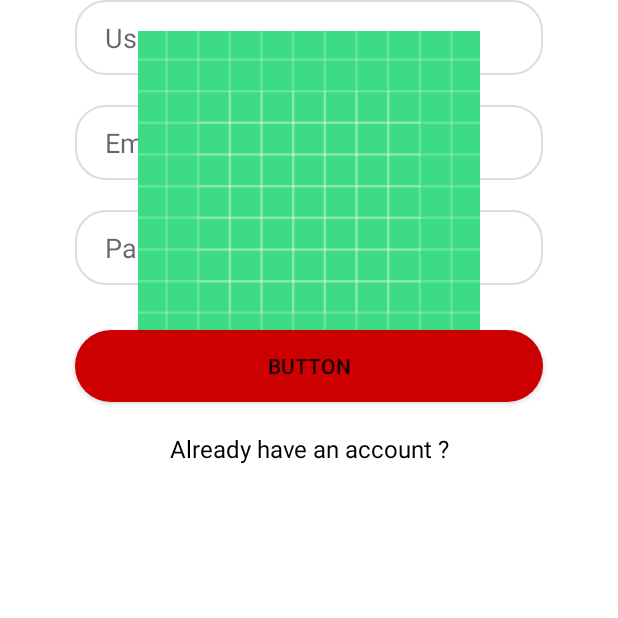
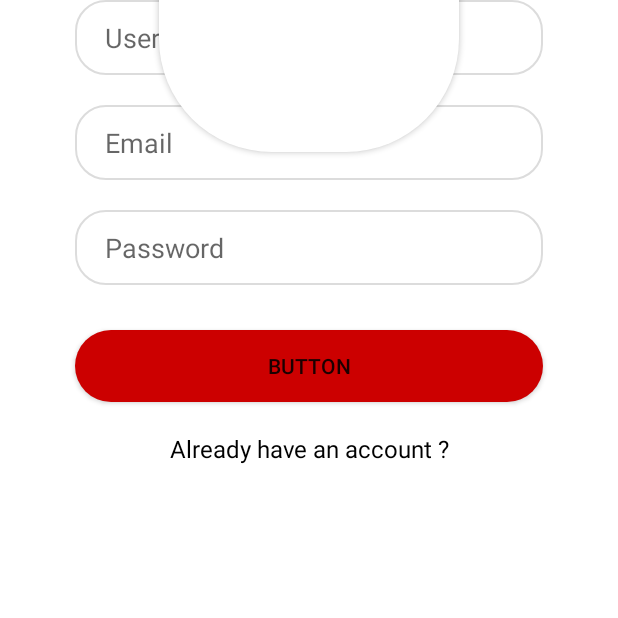
Before and after one commit to sahranurer/ChatApp, an Android app: the screen it shows after launch (MainActivity before the commit, RegisterActivity after it), on a phone screen of 412 x 824 dp, the top half of it. Run offline under Robolectric (Android 15) with nearby library versions, the phone set to English and light mode, and no system bars; our stand-ins replace Firebase (no records; nobody signed in at launch, a user with empty details on screens opened directly).

Commit message:
intro to image operations

```diff
--- a/app/build.gradle
+++ b/app/build.gradle
@@ -50,13 +50,11 @@ dependencies {
     implementation platform('com.google.firebase:firebase-bom:28.4.2')
 
     // When using the BoM, you don't specify versions in Firebase library dependencies
-
+    // Declare the dependency for the Firebase Authentication library
+    // When using the BoM, you don't specify versions in Firebase library dependencies
     // Declare the dependency for the Firebase SDK for Google Analytics
     implementation 'com.google.firebase:firebase-analytics-ktx'
-    // Declare the dependency for the Firebase Authentication library
-    // When using the BoM, you don't specify versions in Firebase library dependencies
-        implementation 'com.google.firebase:firebase-auth-ktx'
-
+    implementation 'com.google.firebase:firebase-auth-ktx'
 
 
 }
--- a/app/src/main/AndroidManifest.xml
+++ b/app/src/main/AndroidManifest.xml
@@ -6,6 +6,7 @@
         android:allowBackup="true"
         android:icon="@mipmap/ic_launcher"
         android:label="@string/app_name"
+        android:requestLegacyExternalStorage="true"
         android:roundIcon="@mipmap/ic_launcher_round"
         android:supportsRtl="true"
         android:theme="@style/Theme.ChatApp">
@@ -13,7 +14,7 @@
             android:name=".LoginActivity"
             android:exported="true" />
         <activity
-            android:name=".MainActivity"
+            android:name=".RegisterActivity"
             android:exported="true">
             <intent-filter>
                 <action android:name="android.intent.action.MAIN" />
--- a/app/src/main/java/com/sahraer/chatapp/MainActivity.kt
+++ b/app/src/main/java/com/sahraer/chatapp/RegisterActivity.kt
@@ -1,43 +1,57 @@
 package com.sahraer.chatapp
 
-import android.Manifest
-import android.content.ContentValues.TAG
+
 import android.content.Intent
-import android.content.pm.PackageManager
-import android.os.Build
+import android.graphics.Bitmap
 import androidx.appcompat.app.AppCompatActivity
 import android.os.Bundle
-import android.provider.MediaStore
 import android.util.Log
 import android.widget.Toast
+import androidx.activity.result.ActivityResultLauncher
 import com.google.firebase.auth.FirebaseAuth
-import com.google.firebase.auth.FirebaseUser
 import com.google.firebase.auth.ktx.auth
 import com.google.firebase.ktx.Firebase
 import com.sahraer.chatapp.databinding.ActivityMainBinding
 
 
-class MainActivity : AppCompatActivity() {
+class RegisterActivity : AppCompatActivity() {
 
     private lateinit var binding: ActivityMainBinding
     private lateinit var auth: FirebaseAuth
+
+
 
     override fun onCreate(savedInstanceState: Bundle?) {
         super.onCreate(savedInstanceState)
         binding = ActivityMainBinding.inflate(layoutInflater)
         val view = binding.root
         setContentView(view)
+
+
+
+
         binding.buttonRegister.setOnClickListener {
             performRegister()
         }
 
+
         binding.alreadyHaveAccountTextView.setOnClickListener {
-            Log.d("MainActivity", "Try to show login activity ")
-            val intent = Intent(this@MainActivity, LoginActivity::class.java)
+            Log.d("RegisterActivity", "Try to show login activity ")
+            val intent = Intent(this@RegisterActivity, LoginActivity::class.java)
             startActivity(intent)
         }
 
-        binding.imageViewSelect.setOnClickListener {
+        binding.buttonSelectImage.setOnClickListener {
+            Log.d("MainActivity","Try to photo selector")
+
+            val intent = Intent(Intent.ACTION_PICK)
+            intent.type = "image/*"
+            startActivityForResult(intent,0)
+
+
+        }
+
+
 
 
 
@@ -45,7 +59,6 @@ class MainActivity : AppCompatActivity() {
 
 
 
-    }
 
 
 
@@ -75,4 +88,6 @@ class MainActivity : AppCompatActivity() {
     }
 
 
+
+
 }
--- /dev/null
+++ b/app/src/main/res/drawable/rounded_select_photo.xml
@@ -0,0 +1,5 @@
+<?xml version="1.0" encoding="utf-8"?>
+<shape xmlns:android="http://schemas.android.com/apk/res/android">
+<solid android:color="@color/white"/>
+    <corners android:radius="75dp" />
+</shape>
--- a/app/src/main/res/layout/activity_main.xml
+++ b/app/src/main/res/layout/activity_main.xml
@@ -4,15 +4,15 @@
     xmlns:tools="http://schemas.android.com/tools"
     android:layout_width="match_parent"
     android:layout_height="match_parent"
-    tools:context=".MainActivity">
+    tools:context=".RegisterActivity">
 
     <EditText
         android:id="@+id/username_edittext_register"
         android:layout_width="0dp"
         android:layout_height="50dp"
         android:layout_marginStart="50dp"
+
         android:layout_marginEnd="50dp"
-
         android:background="@drawable/bg_input"
         android:hint="Username"
         android:inputType="textPersonName"
@@ -20,7 +20,7 @@
         app:layout_constraintEnd_toEndOf="parent"
         app:layout_constraintHorizontal_bias="0.0"
         app:layout_constraintStart_toStartOf="parent"
-        tools:layout_editor_absoluteY="377dp" />
+        tools:layout_editor_absoluteY="376dp" />
 
     <EditText
         android:id="@+id/password_edittext_register"
@@ -76,15 +76,16 @@
         app:layout_constraintStart_toStartOf="@+id/username_edittext_register"
         app:layout_constraintTop_toBottomOf="@+id/username_edittext_register" />
 
-    <ImageView
-        android:id="@+id/imageView_select"
-        android:layout_width="228dp"
-        android:layout_height="233dp"
-        android:layout_marginTop="18dp"
+    <Button
+        android:id="@+id/button_select_image"
+        android:layout_width="200dp"
+        android:layout_height="201dp"
+        android:background="@drawable/rounded_select_photo"
+        android:text="Button"
+        app:layout_constraintBottom_toTopOf="@+id/username_edittext_register"
         app:layout_constraintEnd_toEndOf="parent"
         app:layout_constraintStart_toStartOf="parent"
-        app:layout_constraintTop_toTopOf="parent"
-        app:srcCompat="@drawable/ic_launcher_background" />
+        app:layout_constraintTop_toTopOf="parent" />
 
 
 </androidx.constraintlayout.widget.ConstraintLayout>
```
